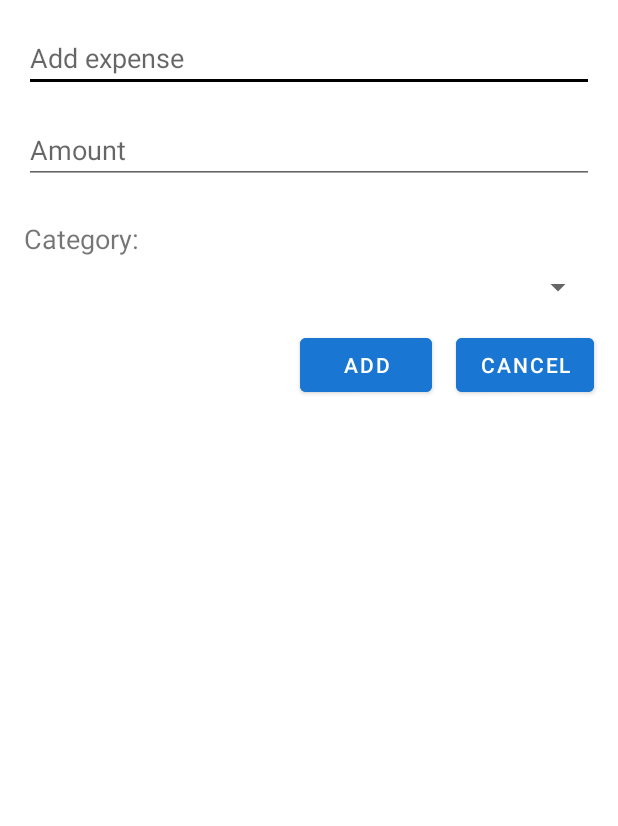
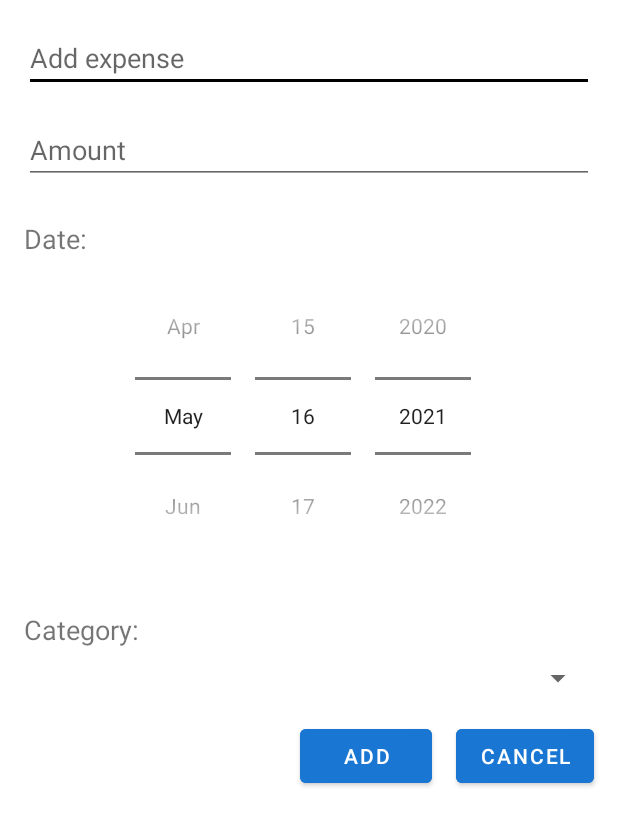
Before and after one commit to ssgalola/ExpenseTracker, an Android app: the layout fragment_add_expense.xml on its own in the app's theme, with its tools: preview values and no code run, on a phone screen of 412 x 824 dp. Shown: the top 826 px of the screen. Run offline under Robolectric (Android 15) with nearby library versions, the phone set to English and light mode, and no system bars.

Commit message:
final changes, fixed date picker

```diff
--- a/app/src/main/res/layout/fragment_add_expense.xml
+++ b/app/src/main/res/layout/fragment_add_expense.xml
@@ -25,6 +25,29 @@
         app:layout_constraintTop_toBottomOf="@id/et_add_expense" />
 
     <TextView
+        android:id="@+id/tv_date"
+        android:layout_width="400dp"
+        android:layout_height="wrap_content"
+        android:text="Date:"
+        android:textSize="18sp"
+        app:layout_constraintStart_toStartOf="parent"
+        android:layout_marginTop="24dp"
+        android:layout_marginStart="16dp"
+        app:layout_constraintTop_toBottomOf="@id/et_add_amount"/>
+
+    <DatePicker
+        android:id="@+id/date_picker"
+        android:layout_width="wrap_content"
+        android:layout_height="wrap_content"
+        android:text="@string/pick_date"
+        android:onClick="showDatePickerDialog"
+        app:layout_constraintStart_toStartOf="parent"
+        app:layout_constraintEnd_toEndOf="parent"
+        app:layout_constraintTop_toBottomOf="@id/tv_date"
+        android:datePickerMode="spinner"
+        android:calendarViewShown="false"/>
+
+    <TextView
         android:id="@+id/tv_categ"
         android:layout_width="400dp"
         android:layout_height="wrap_content"
@@ -33,7 +56,7 @@
         app:layout_constraintStart_toStartOf="parent"
         android:layout_marginTop="24dp"
         android:layout_marginStart="16dp"
-        app:layout_constraintTop_toBottomOf="@id/et_add_amount" />
+        app:layout_constraintTop_toBottomOf="@id/date_picker"/>
 
     <Spinner
         android:id="@+id/spinner_categ"
--- a/app/src/main/res/values/strings.xml
+++ b/app/src/main/res/values/strings.xml
@@ -1,3 +1,4 @@
 <resources>
     <string name="app_name">Budget Tracker</string>
+    <string name="pick_date">Pick Date</string>
 </resources>
```
Also changed, not shown: app/src/main/java/ph/apper/android/magtanong/expensetracker/AddExpenseDialog.kt (+14 -6 lines), app/src/main/java/ph/apper/android/magtanong/expensetracker/BarFragment.kt (+7 -3 lines).
